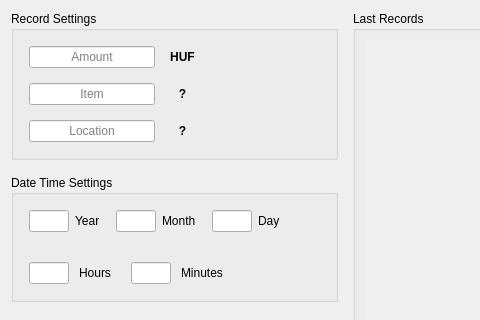
Above: FinancialManager/Content/Records/newrecordwidget.ui from Aethermeister/FinancialManager before the change; both pictures show x 0 to 480 and y 0 to 320 of the 928 by 572 pixel window. Below: the same form after it.
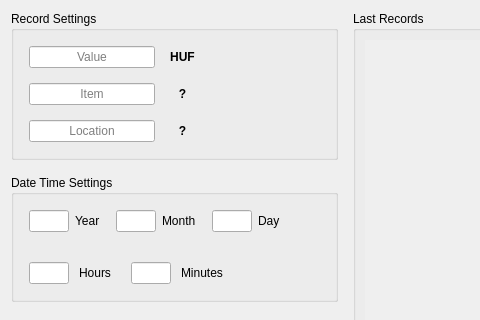
That is the form after the change. Custom widgets are drawn as their Qt base class.

Commit message:
Amount -> Value
Every 'amount' reference has been replaced to 'value'
Pocket and Record objects have Value member from now on

Patch:
```diff
--- a/FinancialManager/Content/Records/newrecordwidget.ui
+++ b/FinancialManager/Content/Records/newrecordwidget.ui
@@ -265,7 +265,7 @@
              <set>Qt::AlignCenter</set>
             </property>
             <property name="placeholderText">
-             <string>Amount</string>
+             <string>Value</string>
             </property>
            </widget>
           </item>
```
Left out of the diff: 4 changed lines with no effect on the pictures. The commit also changes 17 other files.
